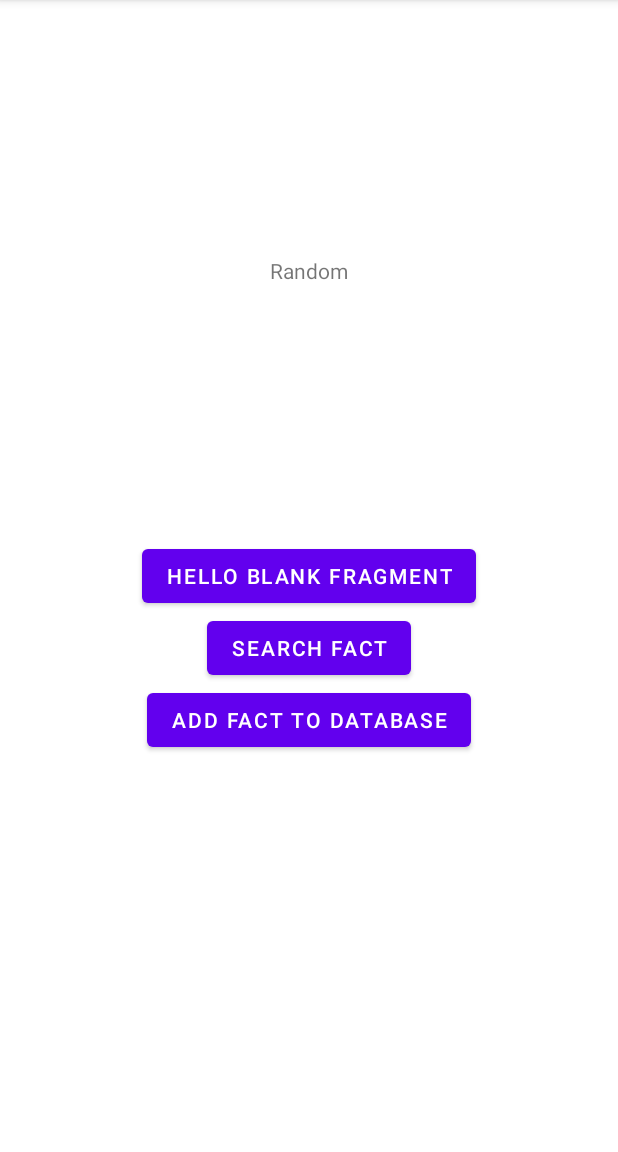
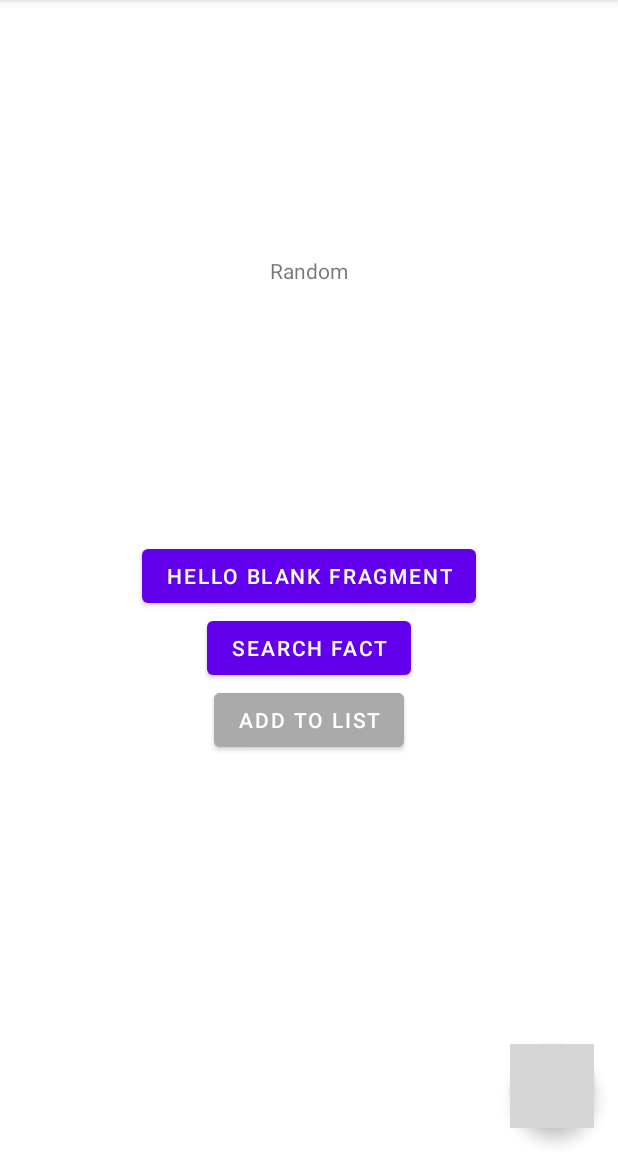
Before and after one commit to rafael-cagliari/chuck-norris-facts-app, an Android app: the SearchFactFragment screen opened through its navigation route, after a tap on "SEARCH FACT", on a phone screen of 412 x 824 dp, the part 84-1236 px from its top. Run offline under Robolectric (Android 15) with nearby library versions, the phone set to English and light mode, and no system bars; our stand-ins replace Room's generated code, RxJava; network calls fail; grey boxes are pictures that could not be loaded.

Commit message:
-fixed bugs on the search fact screen

```diff
--- a/app/src/main/java/com/rafael/chuck_norris/BottomSheetFragment.kt
+++ b/app/src/main/java/com/rafael/chuck_norris/BottomSheetFragment.kt
@@ -24,7 +24,7 @@ class BottomSheetFragment : BottomSheetDialogFragment() {
         binding = fragmentBinding
 
 
-        binding.chipRandom.setOnClickListener { searchFactViewModel._category.value= binding.chipRandom.text.toString()}
+        binding.chipRandom.setOnClickListener { searchFactViewModel._category.value= null}
         binding.chipAnimal.setOnClickListener { searchFactViewModel._category.value= binding.chipAnimal.text.toString()}
         binding.chipCelebrity.setOnClickListener { searchFactViewModel._category.value= binding.chipCelebrity.text.toString()}
         binding.chipDev.setOnClickListener { searchFactViewModel._category.value= binding.chipDev.text.toString()}
--- a/app/src/main/java/com/rafael/chuck_norris/fragments/FactsListFragment.kt
+++ b/app/src/main/java/com/rafael/chuck_norris/fragments/FactsListFragment.kt
@@ -51,7 +51,6 @@ class FactsListFragment() : FactItemListener, Fragment() {
         super.onViewCreated(view, savedInstanceState)
 
 
-
         binding.addFact.setOnClickListener {
             findNavController().navigate(FactsListFragmentDirections.actionFactsListFragmentToSearchFactFragment())
         }
--- a/app/src/main/java/com/rafael/chuck_norris/fragments/SearchFactFragment.kt
+++ b/app/src/main/java/com/rafael/chuck_norris/fragments/SearchFactFragment.kt
@@ -1,25 +1,26 @@
 package com.rafael.chuck_norris.fragments
-
+import android.os.Build
 import android.os.Bundle
 import android.view.LayoutInflater
 import android.view.View
 import android.view.ViewGroup
+import android.widget.Toast
+import androidx.annotation.RequiresApi
 import androidx.fragment.app.Fragment
 import androidx.fragment.app.activityViewModels
+import androidx.lifecycle.MutableLiveData
 import androidx.navigation.fragment.findNavController
 import com.rafael.chuck_norris.R
-import com.rafael.chuck_norris.databinding.FragmentFactsListBinding
 import com.rafael.chuck_norris.databinding.FragmentSearchFactBinding
 import com.rafael.chuck_norris.viewmodel.SearchFactViewModel
 import com.rafael.domain.model.ChuckNorrisFact
-import java.util.*
+import org.koin.android.ext.android.bind
 
 
 class SearchFactFragment : Fragment() {
 
     lateinit var binding: FragmentSearchFactBinding
     val searchFactViewModel: SearchFactViewModel by activityViewModels()
-
 
 
     override fun onCreateView(
@@ -31,39 +32,76 @@ class SearchFactFragment : Fragment() {
         val fragmentBinding = FragmentSearchFactBinding.inflate(inflater, container, false)
         binding = fragmentBinding
 
-
-        binding.searchFact.setOnClickListener {
-            if(searchFactViewModel.category.value=="") searchFactViewModel.getFact()
-           else searchFactViewModel.category.value?.lowercase()?.let { it1 -> searchFactViewModel.getFilteredFact(it1) }
-        }
-
         return fragmentBinding.root
     }
 
 
+    @RequiresApi(Build.VERSION_CODES.LOLLIPOP)
     override fun onViewCreated(view: View, savedInstanceState: Bundle?) {
         super.onViewCreated(view, savedInstanceState)
 
+        searchFactViewModel.retrievedFact.observe(
+            viewLifecycleOwner,
+            { fact ->
+                binding.addFactToDatabase.setBackgroundColor(resources.getColor(R.color.design_default_color_primary_dark))
+                binding.addFactToDatabase.isClickable=true
+                binding.retrievedFact.text = fact.value; binding.progressBar.visibility = View.GONE
+            }
+        )
 
-        searchFactViewModel.retrievedFact.observe(
-            viewLifecycleOwner, {fact -> binding.retrievedFact.text=fact.value}
+        searchFactViewModel.getFactException.observe(
+            viewLifecycleOwner, { exception ->
+                Toast.makeText(context, exception, Toast.LENGTH_LONG).show()
+                binding.addFactToDatabase.setBackgroundColor(resources.getColor(android.R.color.darker_gray))
+                binding.addFactToDatabase.isClickable=false
+                binding.progressBar.visibility=View.GONE
+            }
+        )
+
+        searchFactViewModel.addToDbResult.observe(
+            viewLifecycleOwner, {response ->
+                if(response.toInt()!=-1) Toast.makeText(context, "This fact was added to your list.", Toast.LENGTH_LONG).show()
+            }
         )
 
         searchFactViewModel.category.observe(
-            viewLifecycleOwner, {category -> binding.selectedCategory.text=category}
+            viewLifecycleOwner, { category ->
+                if(category==null)binding.selectedCategory.text="Random"
+                else binding.selectedCategory.text = category }
         )
+
+
+         binding.searchFact.setOnClickListener {
+            binding.progressBar.visibility = View.VISIBLE
+             binding.retrievedFact.text=""
+            if (searchFactViewModel.category.value == null) searchFactViewModel.getFact()
+            else searchFactViewModel.category.value?.lowercase()
+                ?.let { it1 -> searchFactViewModel.getFilteredFact(it1) }
+        }
 
         binding.bottomSheet.setOnClickListener {
             findNavController().navigate(SearchFactFragmentDirections.actionSearchFactFragmentToBottomSheetFragment())
         }
 
         binding.addFactToDatabase.setOnClickListener {
+            binding.addFactToDatabase.setBackgroundColor(resources.getColor(android.R.color.darker_gray))
+            binding.addFactToDatabase.isClickable=false
             searchFactViewModel.retrievedFact.value?.let { it1 ->
                 searchFactViewModel.addFactToDB(
                     it1
                 )
-            }
+            } }
+
+        binding.returnToList.setOnClickListener {
+            searchFactViewModel.reset()
+            findNavController().navigate(SearchFactFragmentDirections.actionSearchFactFragmentToFactsListFragment())
+
         }
+    }
+
+    override fun onDestroy() {
+        super.onDestroy()
+        searchFactViewModel.reset()
     }
 
 
--- a/app/src/main/java/com/rafael/chuck_norris/viewmodel/SearchFactViewModel.kt
+++ b/app/src/main/java/com/rafael/chuck_norris/viewmodel/SearchFactViewModel.kt
@@ -3,6 +3,7 @@ package com.rafael.chuck_norris.viewmodel
 import android.annotation.SuppressLint
 import android.content.Context
 import android.util.Log
+import android.widget.Toast
 import androidx.lifecycle.LiveData
 import androidx.lifecycle.MutableLiveData
 import androidx.lifecycle.ViewModel
@@ -20,14 +21,21 @@ import io.reactivex.android.schedulers.AndroidSchedulers
 import io.reactivex.schedulers.Schedulers
 import org.koin.core.component.KoinComponent
 import org.koin.core.component.inject
+import java.lang.Exception
 
 class SearchFactViewModel():ViewModel(), KoinComponent {
 
    val context:Context by inject()
 
 
-    val _category = MutableLiveData<String>()
+    var _category = MutableLiveData<String>()
     val category: LiveData<String> get() = _category
+
+    var _getFactException = MutableLiveData<String>()
+    val getFactException: LiveData<String> get() = _getFactException
+
+    var _addToDbResult = MutableLiveData<Long>()
+    val addToDbResult: LiveData<Long> get() = _addToDbResult
 
     var retrievedFact =  MutableLiveData<ChuckNorrisFact>()
 
@@ -41,10 +49,10 @@ class SearchFactViewModel():ViewModel(), KoinComponent {
         ).getFact()
             .subscribeOn(Schedulers.io())
             .observeOn(AndroidSchedulers.mainThread())
-            .subscribe({ response -> retrievedFact.value=response; Log.d("chuck norris fact", "${response}")
+            .subscribe({ response -> retrievedFact.value=response
             },
                 { throwable ->
-                    Log.d("chuck norris error", throwable.localizedMessage)
+                    _getFactException.value=throwable.localizedMessage
                 })
     }
 
@@ -58,9 +66,9 @@ class SearchFactViewModel():ViewModel(), KoinComponent {
             .subscribeOn(Schedulers.io())
             .observeOn(AndroidSchedulers.mainThread())
             .subscribe({ response ->
-                retrievedFact.value=response; Log.d("chuck norris fact", "${response}")},
+                retrievedFact.value=response},
                 { throwable ->
-                    Log.d("chuck norris error", throwable.localizedMessage)
+                    _getFactException.value=throwable.localizedMessage
                 })
     }
 
@@ -75,11 +83,17 @@ class SearchFactViewModel():ViewModel(), KoinComponent {
             .observeOn(AndroidSchedulers.mainThread())
             .subscribe(
                 { response ->
-                    Log.d("added to db c. norris", "${response}")
+                    _addToDbResult.value=response
                 },
                 { throwable ->
-                    Log.d("chuck norris error", throwable.localizedMessage)
+                    Log.d("add to db error", throwable.localizedMessage)
                 })
     }
 
+    fun reset(){
+        _category= MutableLiveData<String>()
+        _addToDbResult=MutableLiveData<Long>()
+        _getFactException=MutableLiveData<String>()
+        retrievedFact=MutableLiveData<ChuckNorrisFact>()
+    }
 }
--- /dev/null
+++ b/app/src/main/res/drawable/ic_baseline_star_rate_24.xml
@@ -0,0 +1,5 @@
+<vector android:height="24dp" android:tint="#4E3232"
+    android:viewportHeight="24" android:viewportWidth="24"
+    android:width="24dp" xmlns:android="http://schemas.android.com/apk/res/android">
+    <path android:fillColor="@android:color/white" android:pathData="M14.43,10l-2.43,-8l-2.43,8l-7.57,0l6.18,4.41l-2.35,7.59l6.17,-4.69l6.18,4.69l-2.35,-7.59l6.17,-4.41z"/>
+</vector>
--- a/app/src/main/res/layout/fragment_search_fact.xml
+++ b/app/src/main/res/layout/fragment_search_fact.xml
@@ -49,12 +49,36 @@
         app:layout_constraintTop_toBottomOf="@+id/bottomSheet" />
 
     <Button
+        android:id="@+id/addFactToDatabase"
         android:layout_width="wrap_content"
         android:layout_height="wrap_content"
-        android:text="Add Fact to Database"
-        android:id="@+id/addFactToDatabase"
+        android:backgroundTint="#aaaaaa"
+        android:text="Add to List"
         app:layout_constraintEnd_toEndOf="parent"
+        android:clickable="false"
         app:layout_constraintStart_toStartOf="parent"
         app:layout_constraintTop_toBottomOf="@+id/searchFact" />
 
+    <com.google.android.material.floatingactionbutton.FloatingActionButton
+        android:id="@+id/returnToList"
+        android:layout_width="wrap_content"
+        android:layout_height="wrap_content"
+        android:layout_marginEnd="16dp"
+        android:layout_marginBottom="16dp"
+        android:tintMode="@null"
+        android:src="@drawable/ic_baseline_check_24"
+        app:layout_constraintBottom_toBottomOf="parent"
+        app:layout_constraintEnd_toEndOf="parent" />
+
+    <ProgressBar
+        android:id="@+id/progressBar"
+        style="?android:attr/progressBarStyle"
+        android:layout_width="wrap_content"
+        android:layout_height="wrap_content"
+        app:layout_constraintBottom_toTopOf="@+id/bottomSheet"
+        app:layout_constraintEnd_toEndOf="parent"
+        app:layout_constraintStart_toStartOf="parent"
+        android:visibility="gone"
+        app:layout_constraintTop_toBottomOf="@+id/selectedCategory" />
+
 </androidx.constraintlayout.widget.ConstraintLayout>
--- a/app/src/main/res/navigation/nav_graph.xml
+++ b/app/src/main/res/navigation/nav_graph.xml
@@ -22,6 +22,9 @@
         <action
             android:id="@+id/action_searchFactFragment_to_bottomSheetFragment"
             app:destination="@id/bottomSheetFragment" />
+        <action
+            android:id="@+id/action_searchFactFragment_to_factsListFragment"
+            app:destination="@id/factsListFragment" />
     </fragment>
     <dialog
         android:id="@+id/bottomSheetFragment"
--- a/app/src/main/res/values/colors.xml
+++ b/app/src/main/res/values/colors.xml
@@ -7,4 +7,5 @@
     <color name="teal_700">#FF018786</color>
     <color name="black">#FF000000</color>
     <color name="white">#FFFFFFFF</color>
+    <color name="wood">#BA492121</color>
 </resources>
--- /dev/null
+++ b/app/src/main/res/values/ids.xml
@@ -0,0 +1,4 @@
+<?xml version="1.0" encoding="utf-8"?>
+<resources>
+    <item name="addFactToDatabase" type="id" />
+</resources>
--- a/app/src/main/res/values/themes.xml
+++ b/app/src/main/res/values/themes.xml
@@ -8,7 +8,7 @@
         <!-- Secondary brand color. -->
         <item name="colorSecondary">@color/teal_200</item>
         <item name="colorSecondaryVariant">@color/teal_700</item>
-        <item name="colorOnSecondary">@color/black</item>
+        <item name="colorOnSecondary">@color/white</item>
         <!-- Status bar color. -->
         <item name="android:statusBarColor" tools:targetApi="l">?attr/colorPrimaryVariant</item>
         <!-- Customize your theme here. -->
--- a/data/src/main/java/com/rafael/data/datasource/GetFactDataSourceImpl.kt
+++ b/data/src/main/java/com/rafael/data/datasource/GetFactDataSourceImpl.kt
@@ -1,8 +1,10 @@
 package com.rafael.data.datasource
 
+import android.util.Log
 import com.rafael.data.model.ChuckNorrisResponse
 import com.rafael.data.network.RetrofitInstance
 import io.reactivex.Single
+import java.lang.Exception
 
 class GetFactDataSourceImpl(val retrorfit : RetrofitInstance): GetFactDataSource {
 
```
Also changed, not shown: app/src/main/res/layout/fragment_facts_list.xml (+1 -16 lines).
